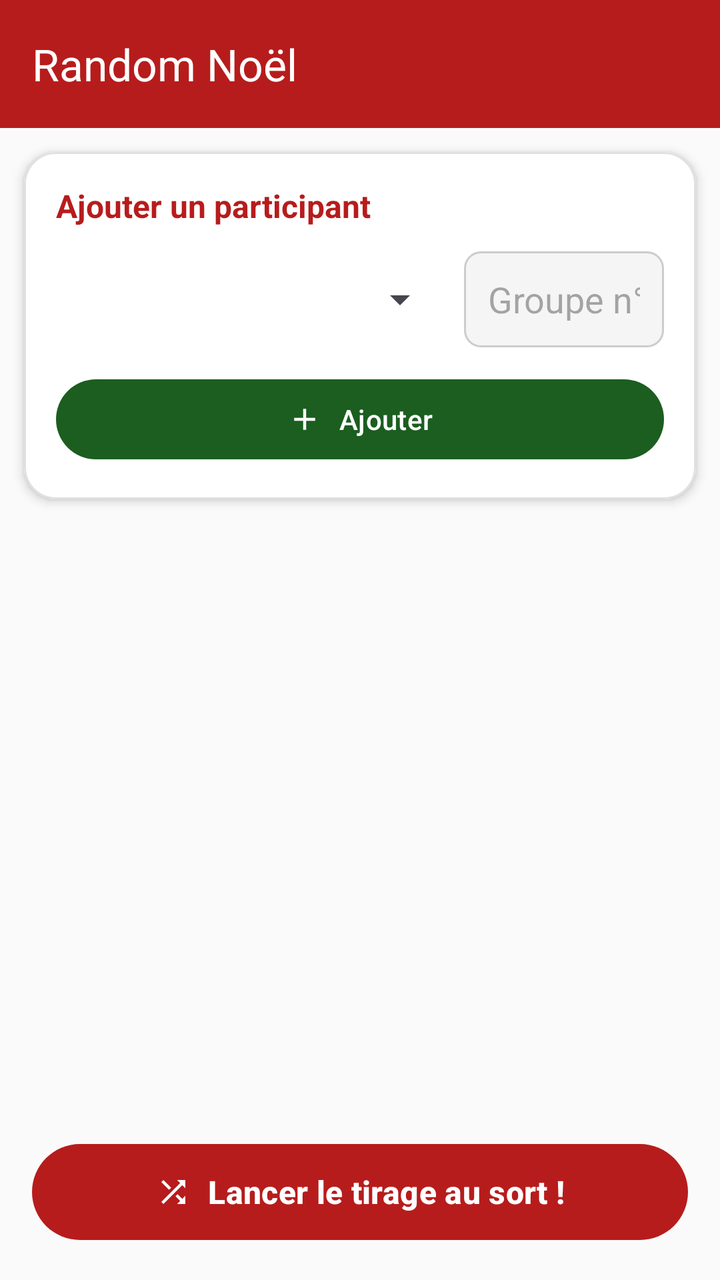
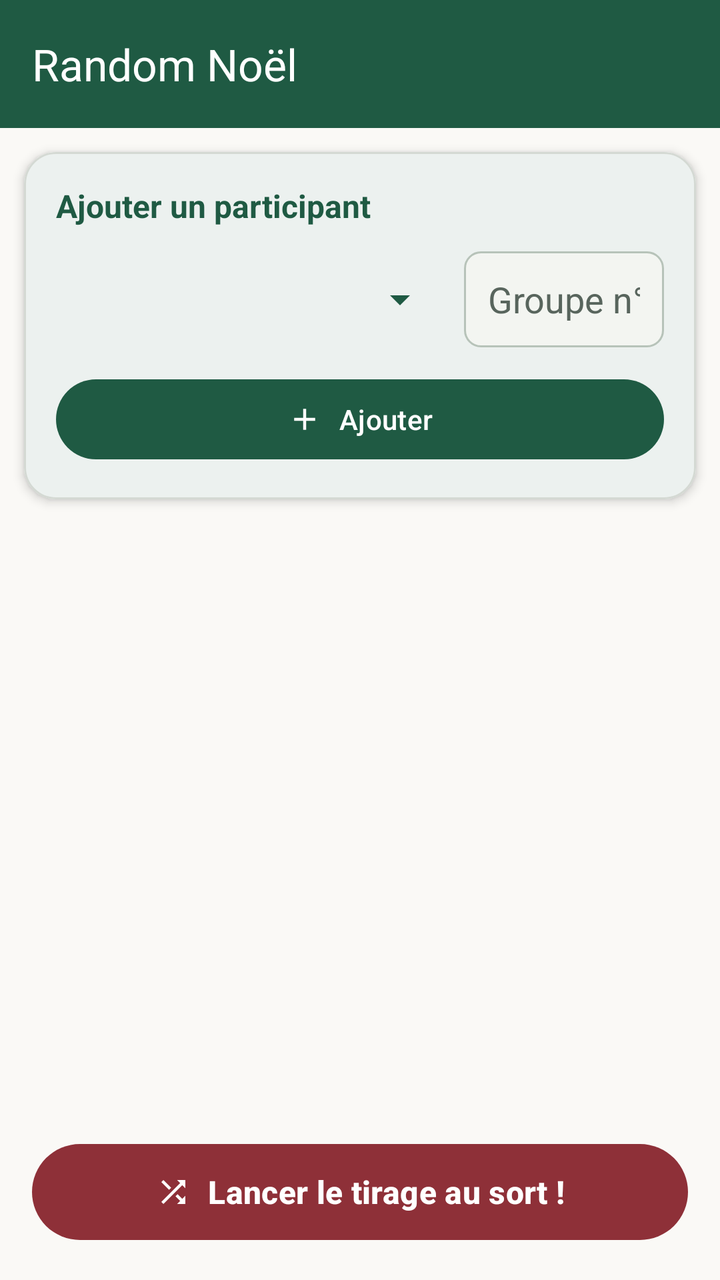

Two renders of the same Android screen: before a commit and after it. Below are the layout's source before the change and the commit's diff.
<!-- AndroidManifest.xml: application theme AppTheme -->
<!-- res/layout/activity_main.xml -->
<?xml version="1.0" encoding="utf-8"?>
<androidx.drawerlayout.widget.DrawerLayout xmlns:android="http://schemas.android.com/apk/res/android"
    xmlns:app="http://schemas.android.com/apk/res-auto"
    xmlns:tools="http://schemas.android.com/tools"
    android:id="@+id/drawer_layout"
    android:layout_width="match_parent"
    android:layout_height="match_parent"
    android:fitsSystemWindows="true"
    tools:openDrawer="start">

    <androidx.constraintlayout.widget.ConstraintLayout
        android:layout_width="match_parent"
        android:layout_height="match_parent"
        android:background="?android:attr/colorBackground">

        <com.google.android.material.appbar.MaterialToolbar
            android:id="@+id/toolbar"
            android:layout_width="0dp"
            android:layout_height="wrap_content"
            android:background="?attr/colorPrimary"
            android:elevation="4dp"
            android:minHeight="?attr/actionBarSize"
            app:titleTextColor="@android:color/white"
            app:title="@string/app_name"
            app:layout_constraintEnd_toEndOf="parent"
            app:layout_constraintStart_toStartOf="parent"
            app:layout_constraintTop_toTopOf="parent" />

        
        <com.google.android.material.card.MaterialCardView
            android:id="@+id/cardInput"
            android:layout_width="0dp"
            android:layout_height="wrap_content"
            android:layout_margin="12dp"
            app:cardCornerRadius="16dp"
            app:cardElevation="3dp"
            app:strokeWidth="1dp"
            app:strokeColor="@color/card_stroke"
            app:cardBackgroundColor="@color/card_background"
            app:layout_constraintEnd_toEndOf="parent"
            app:layout_constraintStart_toStartOf="parent"
            app:layout_constraintTop_toBottomOf="@+id/toolbar">

            <androidx.constraintlayout.widget.ConstraintLayout
                android:layout_width="match_parent"
                android:layout_height="wrap_content"
                android:padding="16dp">

                <TextView
                    android:id="@+id/titleInput"
                    android:layout_width="wrap_content"
                    android:layout_height="wrap_content"
                    android:text="@string/add_participant_title"
                    android:textColor="?attr/colorPrimary"
                    android:textSize="16sp"
                    android:textStyle="bold"
                    app:layout_constraintStart_toStartOf="parent"
                    app:layout_constraintTop_toTopOf="parent" />

                <Spinner
                    android:id="@+id/nomContact"
                    android:layout_width="0dp"
                    android:layout_height="wrap_content"
                    android:layout_marginTop="12dp"
                    android:layout_marginEnd="8dp"
                    android:minHeight="48dp"
                    android:spinnerMode="dropdown"
                    app:layout_constraintEnd_toStartOf="@+id/groupe"
                    app:layout_constraintStart_toStartOf="parent"
                    app:layout_constraintTop_toBottomOf="@+id/titleInput" />

                <EditText
                    android:id="@+id/groupe"
                    android:layout_width="100dp"
                    android:layout_height="wrap_content"
                    android:layout_marginTop="12dp"
                    android:autofillHints="name"
                    android:background="@drawable/bg_input_field"
                    android:hint="@string/placeholder_groupe"
                    android:inputType="number"
                    android:minHeight="48dp"
                    android:paddingHorizontal="12dp"
                    app:layout_constraintEnd_toEndOf="parent"
                    app:layout_constraintTop_toBottomOf="@+id/titleInput" />

                <com.google.android.material.button.MaterialButton
                    android:id="@+id/ajouter"
                    android:layout_width="0dp"
                    android:layout_height="wrap_content"
                    android:layout_marginTop="12dp"
                    android:text="@string/add"
                    app:icon="@drawable/ic_add"
                    app:iconGravity="textStart"
                    app:cornerRadius="24dp"
                    app:backgroundTint="?attr/colorSecondary"
                    app:layout_constraintEnd_toEndOf="parent"
                    app:layout_constraintStart_toStartOf="parent"
                    app:layout_constraintTop_toBottomOf="@+id/nomContact" />

            </androidx.constraintlayout.widget.ConstraintLayout>

        </com.google.android.material.card.MaterialCardView>

        
        <ListView
            android:id="@+id/listeNoms"
            android:layout_width="0dp"
            android:layout_height="0dp"
            android:layout_marginTop="4dp"
            android:layout_marginBottom="8dp"
            android:clipToPadding="false"
            android:divider="@null"
            android:dividerHeight="0dp"
            android:paddingHorizontal="12dp"
            app:layout_constraintBottom_toTopOf="@+id/random"
            app:layout_constraintEnd_toEndOf="parent"
            app:layout_constraintStart_toStartOf="parent"
            app:layout_constraintTop_toBottomOf="@+id/cardInput" />

        <com.google.android.material.button.MaterialButton
            android:id="@+id/random"
            android:layout_width="0dp"
            android:layout_height="56dp"
            android:layout_margin="16dp"
            android:text="@string/random"
            android:textSize="16sp"
            android:textStyle="bold"
            app:icon="@drawable/ic_shuffle"
            app:iconGravity="textStart"
            app:cornerRadius="28dp"
            app:backgroundTint="?attr/colorPrimary"
            app:elevation="6dp"
            app:layout_constraintBottom_toBottomOf="parent"
            app:layout_constraintEnd_toEndOf="parent"
            app:layout_constraintStart_toStartOf="parent" />

    </androidx.constraintlayout.widget.ConstraintLayout>

    <com.google.android.material.navigation.NavigationView
        android:id="@+id/nav_view"
        android:layout_width="wrap_content"
        android:layout_height="match_parent"
        android:layout_gravity="start"
        android:fitsSystemWindows="true"
        app:headerLayout="@layout/nav_header"
        app:menu="@menu/drawer_menu" />

</androidx.drawerlayout.widget.DrawerLayout>
<!-- res/layout/nav_header.xml (included above) -->
<?xml version="1.0" encoding="utf-8"?>
<LinearLayout xmlns:android="http://schemas.android.com/apk/res/android"
    xmlns:app="http://schemas.android.com/apk/res-auto"
    android:layout_width="match_parent"
    android:layout_height="176dp"
    android:background="@drawable/bg_nav_header"
    android:gravity="bottom"
    android:orientation="vertical"
    android:padding="20dp">

    <ImageView
        android:layout_width="48dp"
        android:layout_height="48dp"
        android:layout_marginBottom="12dp"
        android:contentDescription="@string/app_name"
        android:src="@drawable/ic_gift"
        app:tint="@android:color/white" />

    <TextView
        android:layout_width="match_parent"
        android:layout_height="wrap_content"
        android:text="@string/app_name"
        android:textColor="@android:color/white"
        android:textSize="20sp"
        android:textStyle="bold" />

    <TextView
        android:layout_width="match_parent"
        android:layout_height="wrap_content"
        android:text="Père Noël Secret"
        android:textColor="#FFCDD2"
        android:textSize="14sp" />

</LinearLayout>
<!-- resources referenced by this layout -->
<resources>
  <color name="card_background">#FFFFFF</color>
  <color name="card_stroke">#E0E0E0</color>
  <!-- drawable bg_input_field (drawable) -->
  <?xml version="1.0" encoding="utf-8"?>
  <shape xmlns:android="http://schemas.android.com/apk/res/android"
      android:shape="rectangle">
      <corners android:radius="8dp" />
      <solid android:color="#F5F5F5" />
      <stroke
          android:width="1dp"
          android:color="#CCCCCC" />
  </shape>
  <!-- drawable bg_nav_header (drawable) -->
  <?xml version="1.0" encoding="utf-8"?>
  <shape xmlns:android="http://schemas.android.com/apk/res/android">
      <gradient
          android:angle="135"
          android:endColor="#8C0000"
          android:startColor="#B71C1C" />
  </shape>
  <string name="add">Ajouter</string>
  <string name="add_participant_title">Ajouter un participant</string>
  <string name="app_name">Random Noël</string>
  <string name="placeholder_groupe">Groupe n°</string>
  <string name="random">Lancer le tirage au sort !</string>
  <style name="AppTheme" parent="Theme.Material3.DayNight.NoActionBar">
          
          <item name="colorPrimary">@color/colorPrimary</item>
          <item name="colorPrimaryDark">@color/colorPrimaryDark</item>
          <item name="colorAccent">@color/colorAccent</item>
          <item name="colorSecondary">@color/colorSecondary</item>
          <item name="android:colorBackground">@color/colorBackground</item>
          <item name="windowActionBar">false</item>
          <item name="windowNoTitle">true</item>
      </style>
  <color name="colorPrimary">#B71C1C</color>
  <color name="colorPrimaryDark">#8C0000</color>
  <color name="colorAccent">#2E7D32</color>
  <color name="colorSecondary">#1B5E20</color>
  <color name="colorBackground">#FAFAFA</color>
  <!-- unchanged entries left out for length: 3 -->
</resources>

<!-- the commit's change to res/layout/activity_main.xml (unified diff, before → after) -->
@@ -63,7 +63,9 @@
                     android:layout_height="wrap_content"
                     android:layout_marginTop="12dp"
                     android:layout_marginEnd="8dp"
+                    android:backgroundTint="?attr/colorPrimary"
                     android:minHeight="48dp"
+                    android:popupBackground="@color/card_background"
                     android:spinnerMode="dropdown"
                     app:layout_constraintEnd_toStartOf="@+id/groupe"
                     app:layout_constraintStart_toStartOf="parent"
@@ -80,6 +82,8 @@
                     android:inputType="number"
                     android:minHeight="48dp"
                     android:paddingHorizontal="12dp"
+                    android:textColor="?attr/colorOnSurface"
+                    android:textColorHint="?attr/colorOnSurfaceVariant"
                     app:layout_constraintEnd_toEndOf="parent"
                     app:layout_constraintTop_toBottomOf="@+id/titleInput" />
 
@@ -89,10 +93,12 @@
                     android:layout_height="wrap_content"
                     android:layout_marginTop="12dp"
                     android:text="@string/add"
+                    android:textColor="?attr/colorOnPrimary"
                     app:icon="@drawable/ic_add"
                     app:iconGravity="textStart"
+                    app:iconTint="?attr/colorOnPrimary"
                     app:cornerRadius="24dp"
-                    app:backgroundTint="?attr/colorSecondary"
+                    app:backgroundTint="?attr/colorPrimary"
                     app:layout_constraintEnd_toEndOf="parent"
                     app:layout_constraintStart_toStartOf="parent"
                     app:layout_constraintTop_toBottomOf="@+id/nomContact" />
@@ -123,12 +129,14 @@
             android:layout_height="56dp"
             android:layout_margin="16dp"
             android:text="@string/random"
+            android:textColor="?attr/colorOnSecondary"
             android:textSize="16sp"
             android:textStyle="bold"
             app:icon="@drawable/ic_shuffle"
             app:iconGravity="textStart"
+            app:iconTint="?attr/colorOnSecondary"
             app:cornerRadius="28dp"
-            app:backgroundTint="?attr/colorPrimary"
+            app:backgroundTint="?attr/colorSecondary"
             app:elevation="6dp"
             app:layout_constraintBottom_toBottomOf="parent"
             app:layout_constraintEnd_toEndOf="parent"
@@ -141,8 +149,11 @@
         android:layout_width="wrap_content"
         android:layout_height="match_parent"
         android:layout_gravity="start"
+        android:background="@color/colorBackground"
         android:fitsSystemWindows="true"
         app:headerLayout="@layout/nav_header"
+        app:itemIconTint="@color/colorPrimary"
+        app:itemTextColor="@color/colorOnSurface"
         app:menu="@menu/drawer_menu" />
 
 </androidx.drawerlayout.widget.DrawerLayout>
@@ -177,7 +188,7 @@
         android:layout_width="match_parent"
         android:layout_height="wrap_content"
         android:text="Père Noël Secret"
-        android:textColor="#FFCDD2"
+        android:textColor="@color/christmas_green_light"
         android:textSize="14sp" />
 
 </LinearLayout>
<!-- resource entries referenced after the edit -->
@@ -1,24 +1,25 @@
 <!-- resources referenced by this layout -->
 <resources>
   <color name="card_background">#FFFFFF</color>
-  <color name="card_stroke">#E0E0E0</color>
+  <color name="card_stroke">#D4D9D3</color>
+  <color name="christmas_green_light">#D8ECDD</color>
   <!-- drawable bg_input_field (drawable) -->
   <?xml version="1.0" encoding="utf-8"?>
   <shape xmlns:android="http://schemas.android.com/apk/res/android"
       android:shape="rectangle">
       <corners android:radius="8dp" />
-      <solid android:color="#F5F5F5" />
+      <solid android:color="@color/input_background" />
       <stroke
           android:width="1dp"
-          android:color="#CCCCCC" />
+          android:color="@color/input_stroke" />
   </shape>
   <!-- drawable bg_nav_header (drawable) -->
   <?xml version="1.0" encoding="utf-8"?>
   <shape xmlns:android="http://schemas.android.com/apk/res/android">
       <gradient
           android:angle="135"
-          android:endColor="#8C0000"
-          android:startColor="#B71C1C" />
+          android:endColor="@color/colorPrimaryDark"
+          android:startColor="@color/colorPrimary" />
   </shape>
   <string name="add">Ajouter</string>
   <string name="add_participant_title">Ajouter un participant</string>
@@ -26,20 +27,54 @@
   <string name="placeholder_groupe">Groupe n°</string>
   <string name="random">Lancer le tirage au sort !</string>
   <style name="AppTheme" parent="Theme.Material3.DayNight.NoActionBar">
-          
           <item name="colorPrimary">@color/colorPrimary</item>
+          <item name="colorOnPrimary">@color/colorOnPrimary</item>
+          <item name="colorPrimaryContainer">@color/colorPrimaryContainer</item>
+          <item name="colorOnPrimaryContainer">@color/colorOnPrimaryContainer</item>
           <item name="colorPrimaryDark">@color/colorPrimaryDark</item>
+  
+          <item name="colorSecondary">@color/colorSecondary</item>
+          <item name="colorOnSecondary">@color/colorOnSecondary</item>
+          <item name="colorSecondaryContainer">@color/colorSecondaryContainer</item>
+          <item name="colorOnSecondaryContainer">@color/colorOnSecondaryContainer</item>
           <item name="colorAccent">@color/colorAccent</item>
-          <item name="colorSecondary">@color/colorSecondary</item>
+  
+          <item name="colorSurface">@color/card_background</item>
+          <item name="colorOnSurface">@color/colorOnSurface</item>
+          <item name="colorSurfaceVariant">@color/colorSurfaceVariant</item>
+          <item name="colorOnSurfaceVariant">@color/colorOnSurfaceVariant</item>
+          <item name="colorOnBackground">@color/colorOnSurface</item>
+          <item name="colorOutline">@color/card_stroke</item>
+          <item name="colorError">@color/colorError</item>
+          <item name="colorOnError">@color/colorOnError</item>
+  
           <item name="android:colorBackground">@color/colorBackground</item>
+          <item name="android:windowBackground">@color/colorBackground</item>
+          <item name="android:statusBarColor">@color/colorPrimaryDark</item>
+          <item name="android:navigationBarColor">@color/colorBackground</item>
+          <item name="android:windowLightStatusBar">false</item>
+          <item name="android:windowLightNavigationBar">true</item>
           <item name="windowActionBar">false</item>
           <item name="windowNoTitle">true</item>
       </style>
-  <color name="colorPrimary">#B71C1C</color>
-  <color name="colorPrimaryDark">#8C0000</color>
-  <color name="colorAccent">#2E7D32</color>
-  <color name="colorSecondary">#1B5E20</color>
-  <color name="colorBackground">#FAFAFA</color>
+  <color name="input_background">#F3F5F1</color>
+  <color name="input_stroke">#B7C3B9</color>
+  <color name="colorPrimary">#1F5A43</color>
+  <color name="colorPrimaryDark">#153D2D</color>
+  <color name="colorOnPrimary">#FFFFFF</color>
+  <color name="colorPrimaryContainer">#D8ECDD</color>
+  <color name="colorOnPrimaryContainer">#173D2D</color>
+  <color name="colorAccent">#B58A42</color>
+  <color name="colorSurfaceVariant">#F0F4EE</color>
+  <color name="colorOnSurfaceVariant">#58655D</color>
+  <color name="colorError">#B3261E</color>
+  <color name="colorOnError">#FFFFFF</color>
+  <color name="colorSecondary">#8E3038</color>
+  <color name="colorOnSecondary">#FFFFFF</color>
+  <color name="colorSecondaryContainer">#F4DEE0</color>
+  <color name="colorOnSecondaryContainer">#542128</color>
+  <color name="colorBackground">#FAF9F6</color>
+  <color name="colorOnSurface">#1C2821</color>
   <!-- unchanged entries left out for length: 3 -->
 </resources>
 
